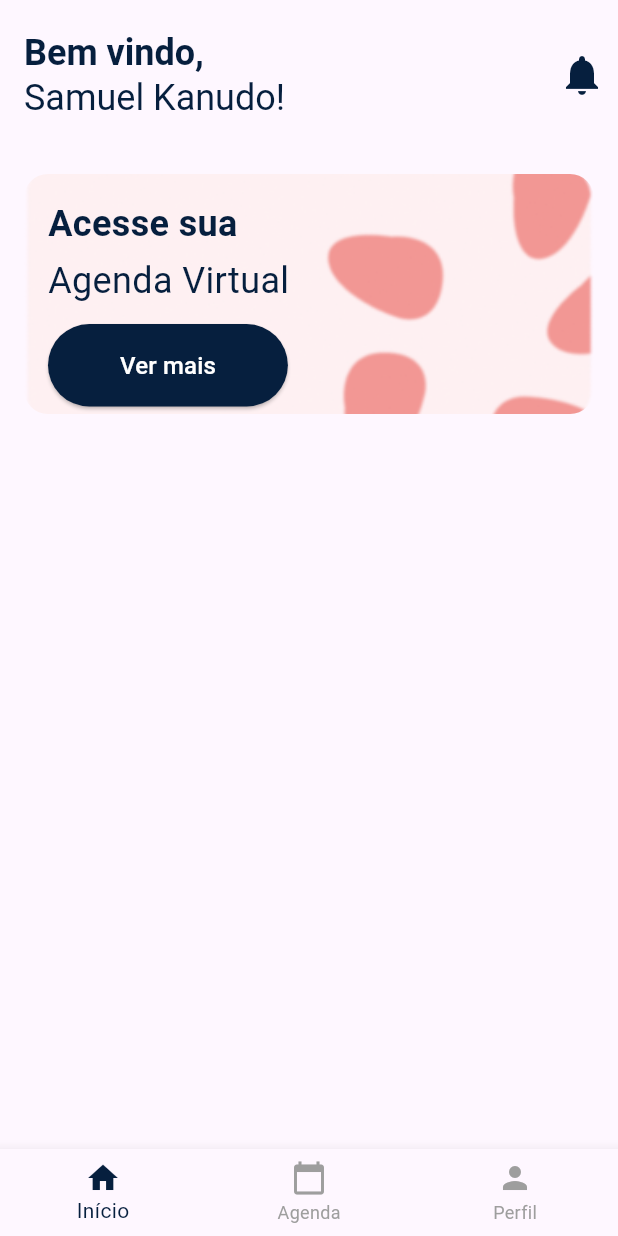
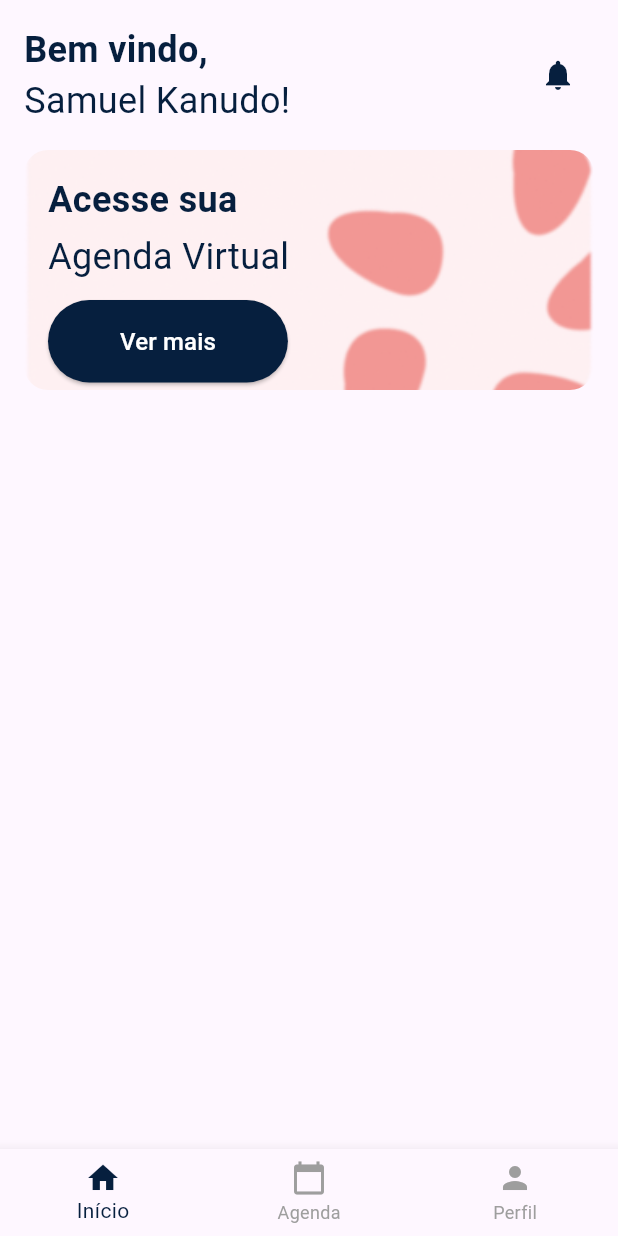
Before and after one commit to matheusmpz/appescola, a Flutter app: the screen it shows after launch, after a tap on the "notifications" icon, on a phone screen of 412 x 824 dp. Run offline on Flutter 3.47's test engine with Material 3 defaults, Android fonts, the light colour scheme and no system bars; Roboto replaces fonts that are missing (Archivo).

Commit message:
update HomePage and ProfilePage

```diff
--- a/lib/home_page.dart
+++ b/lib/home_page.dart
@@ -1,4 +1,19 @@
 import 'package:flutter/material.dart';
+
+// Definindo as cores como constantes
+const Color primaryColor = Color(0xFF061F3E);
+const Color secondaryColor = Color(0xFF061F3E);
+const TextStyle headerStyle = TextStyle(
+  fontSize: 24,
+  fontWeight: FontWeight.bold,
+  fontFamily: 'Archivo',
+  color: primaryColor,
+);
+const TextStyle normalTextStyle = TextStyle(
+  fontSize: 24,
+  fontFamily: 'Archivo',
+  color: primaryColor,
+);
 
 class HomePage extends StatefulWidget {
   const HomePage({super.key});
@@ -19,39 +34,6 @@ class _HomePageState extends State<HomePage> {
   @override
   Widget build(BuildContext context) {
     return Scaffold(
-      appBar: AppBar(
-        toolbarHeight: 100,
-        title: const Column(
-          crossAxisAlignment: CrossAxisAlignment.start,
-          children: [
-            Text(
-              "Bem vindo,",
-              style: TextStyle(
-                  fontSize: 24,
-                  fontWeight: FontWeight.bold,
-                  fontFamily: 'Archivo',
-                  color: Color(0xFF061F3E)),
-            ),
-            Text(
-              "Samuel Kanudo!",
-              style: TextStyle(
-                  fontSize: 24,
-                  fontFamily: 'Archivo',
-                  color: Color(0xFF061F3E)),
-            ),
-          ],
-        ),
-        actions: [
-          IconButton(
-            onPressed: () {},
-            icon: const Icon(
-              Icons.notifications,
-              color: Color(0xFF061F3E),
-              size: 32,
-            ),
-          ),
-        ],
-      ),
       body: IndexedStack(
         index: _selectedIndex,
         children: const [
@@ -63,7 +45,7 @@ class _HomePageState extends State<HomePage> {
       bottomNavigationBar: BottomNavigationBar(
         currentIndex: _selectedIndex,
         onTap: _onItemTapped,
-        selectedItemColor: const Color(0xFF061F3E),
+        selectedItemColor: primaryColor,
         unselectedItemColor: Colors.grey,
         items: const [
           BottomNavigationBarItem(
@@ -92,7 +74,26 @@ class HomeScreen extends StatelessWidget {
     return Padding(
       padding: const EdgeInsets.all(16),
       child: Column(
+        crossAxisAlignment: CrossAxisAlignment.start,
         children: [
+          Row(
+            mainAxisAlignment: MainAxisAlignment.spaceBetween,
+            children: [
+              const Column(
+                crossAxisAlignment: CrossAxisAlignment.start,
+                children: [
+                  Text("Bem vindo,", style: headerStyle),
+                  Text("Samuel Kanudo!", style: normalTextStyle),
+                ],
+              ),
+              // Ícone na direita
+              IconButton(
+                icon: const Icon(Icons.notifications, color: primaryColor),
+                onPressed: () {},
+              ),
+            ],
+          ),
+          const SizedBox(height: 16),
           Container(
             width: double.infinity,
             height: 160,
@@ -108,27 +109,14 @@ class HomeScreen extends StatelessWidget {
               crossAxisAlignment: CrossAxisAlignment.start,
               mainAxisAlignment: MainAxisAlignment.center,
               children: [
-                const Text(
-                  "Acesse sua",
-                  style: TextStyle(
-                    fontSize: 24,
-                    fontWeight: FontWeight.bold,
-                    color: Color(0xFF061F3E),
-                  ),
-                ),
+                const Text("Acesse sua", style: headerStyle),
                 const SizedBox(height: 4),
-                const Text(
-                  "Agenda Virtual",
-                  style: TextStyle(
-                    fontSize: 24,
-                    color: Color(0xFF061F3E),
-                  ),
-                ),
+                const Text("Agenda Virtual", style: normalTextStyle),
                 const SizedBox(height: 12),
                 ElevatedButton(
                   onPressed: () {},
                   style: ElevatedButton.styleFrom(
-                    backgroundColor: const Color(0xFF061F3E),
+                    backgroundColor: primaryColor,
                     padding: const EdgeInsets.symmetric(
                         horizontal: 48, vertical: 16),
                     shape: RoundedRectangleBorder(
@@ -154,9 +142,7 @@ class ScheduleScreen extends StatelessWidget {
 
   @override
   Widget build(BuildContext context) {
-    return const Center(
-      child: Text("Agenda Virtual"),
-    );
+    return const Center(child: Text('Agenda Screen'));
   }
 }
 
@@ -200,7 +186,7 @@ class ProfileScreen extends StatelessWidget {
                     style: TextStyle(
                       fontSize: 18,
                       fontWeight: FontWeight.bold,
-                      color: Color(0xFF061F3E),
+                      color: primaryColor,
                     ),
                   ),
                 ],
@@ -234,6 +220,7 @@ class ProfileScreen extends StatelessWidget {
   }
 }
 
+// Definindo o widget ProfileMenuItem
 class ProfileMenuItem extends StatelessWidget {
   final IconData icon;
   final String text;
@@ -248,33 +235,10 @@ class ProfileMenuItem extends StatelessWidget {
 
   @override
   Widget build(BuildContext context) {
-    return GestureDetector(
+    return ListTile(
+      leading: Icon(icon, color: primaryColor),
+      title: Text(text, style: const TextStyle(color: primaryColor)),
       onTap: onTap,
-      child: Container(
-        width: double.infinity,
-        padding: const EdgeInsets.symmetric(vertical: 14, horizontal: 16),
-        margin: const EdgeInsets.only(bottom: 12),
-        decoration: BoxDecoration(
-          color: Colors.grey[200],
-          borderRadius: BorderRadius.circular(8),
-        ),
-        child: Row(
-          children: [
-            Icon(icon, color: Colors.black87),
-            const SizedBox(width: 12),
-            Expanded(
-              child: Text(
-                text,
-                style: const TextStyle(
-                  fontSize: 16,
-                  color: Colors.black87,
-                ),
-              ),
-            ),
-            const Icon(Icons.chevron_right, color: Colors.black45),
-          ],
-        ),
-      ),
     );
   }
 }
```
